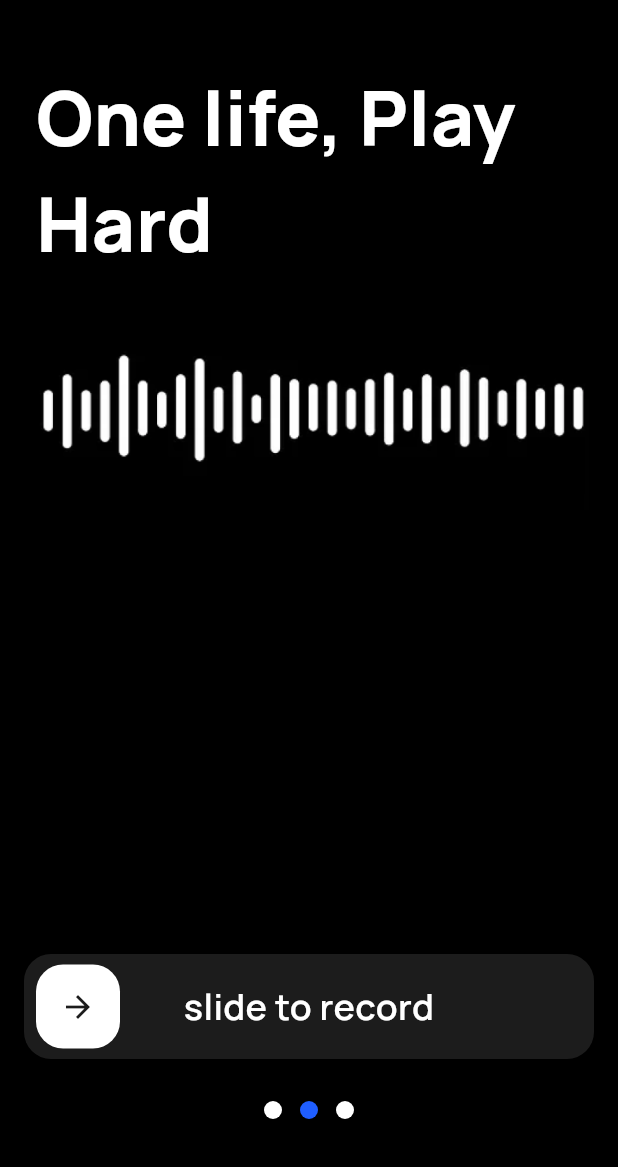
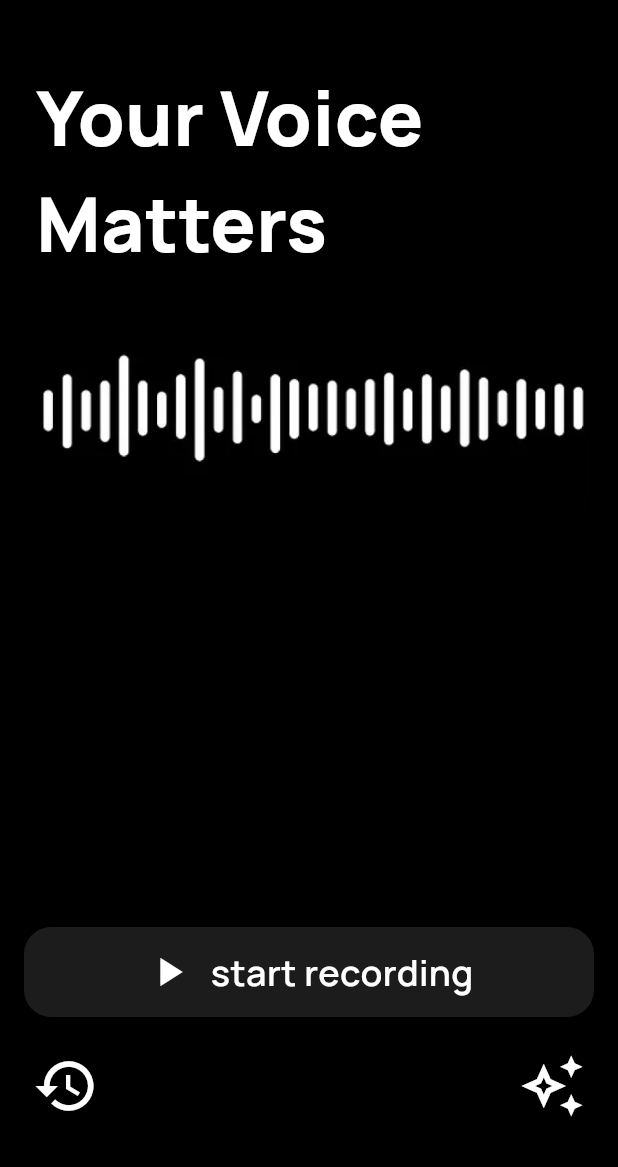
Before and after one commit to Shrit1401/Vale, a Flutter app: the screen it shows after launch, on a phone screen of 412 x 824 dp, the part 69-1236 px from its top. Run offline on Flutter 3.47's test engine with Material 3 defaults, Android fonts, the phone set to English and light mode, and no system bars; drawn by our look-alikes of slide_to_act; our stand-ins replace google_fonts, just_audio; missing offline and left inert: record.

Commit message:
little tweaks

```diff
--- a/lib/pages/home/home_page.dart
+++ b/lib/pages/home/home_page.dart
@@ -1,36 +1,24 @@
 import 'package:flutter/material.dart';
-import 'package:slide_to_act/slide_to_act.dart';
-import 'dart:math';
 
-class HomePage extends StatelessWidget {
-  HomePage({super.key});
+class HomePage extends StatefulWidget {
+  const HomePage({super.key});
 
-  final List<String> quotes = [
-    'One life, Play Hard',
-    'Dream big, Start small',
-    'Be bold, Be brave',
-    'Live free, Love hard',
-    'Stay hungry, Stay foolish',
-    'Work smart, Play harder',
-    'Think big, Act small',
-    'Stay curious, Stay humble',
-    'Be kind, Be fierce',
-    'Rise up, Shine bright',
-    'Stay strong, Stay true',
-    'Be fearless, Be free',
-    'Chase dreams, Catch stars',
-    'Stay wild, Stay free',
-    'Be brave, Be bold',
-    'Live loud, Love deep',
-    'Stay hungry, Stay humble',
-    'Be fierce, Be free',
-    'Dream wild, Live free',
-    'Stay bold, Stay true',
-  ];
+  @override
+  State<HomePage> createState() => _HomePageState();
+}
 
-  String getRandomQuote() {
-    final random = Random();
-    return quotes[random.nextInt(quotes.length)];
+class _HomePageState extends State<HomePage> {
+  bool isRecording = false;
+
+  void toggleRecording() {
+    setState(() {
+      isRecording = !isRecording;
+    });
+    if (isRecording) {
+      print('Started recording');
+    } else {
+      print('Stopped recording');
+    }
   }
 
   @override
@@ -48,6 +36,24 @@ class HomePage extends StatelessWidget {
         ),
       ),
 
+      bottomNavigationBar: Padding(
+        padding: EdgeInsets.only(bottom: 24), // added padding from bottom
+        child: Container(
+          decoration: BoxDecoration(
+            color: Colors.black,
+            borderRadius: BorderRadius.vertical(top: Radius.circular(28)),
+          ),
+          padding: EdgeInsets.only(left: 22, right: 22, bottom: 8, top: 8),
+          child: Row(
+            mainAxisAlignment: MainAxisAlignment.spaceBetween,
+            children: [
+              Icon(Icons.history, size: 44, color: Colors.white),
+              Icon(Icons.auto_awesome_outlined, size: 44, color: Colors.white),
+            ],
+          ),
+        ),
+      ),
+
       body: Column(
         crossAxisAlignment: CrossAxisAlignment.start,
         children: [
@@ -55,7 +61,7 @@ class HomePage extends StatelessWidget {
             padding: const EdgeInsets.only(left: 24.0, top: 32.0),
 
             child: Text(
-              getRandomQuote(),
+              "Your Voice Matters",
               style: TextStyle(
                 color: Colors.white,
                 fontSize: 50,
@@ -71,69 +77,49 @@ class HomePage extends StatelessWidget {
             child: Center(child: Image.asset('images/soundwaveblack.png')),
           ),
           Spacer(),
-          // slide to start text
+          // play/pause button
           Padding(
             padding: const EdgeInsets.only(
               bottom: 16.0,
               left: 16.0,
               right: 16.0,
             ),
-            child: SlideAction(
-              elevation: 0,
-              innerColor: Colors.white,
-
-              outerColor: const Color(0xFF1C1C1C),
-              borderRadius: 18,
-
-              text: "slide to record",
-              textStyle: TextStyle(
-                color: Colors.white,
-                fontSize: 24,
-                fontWeight: FontWeight.w600,
+            child: Container(
+              height: 60,
+              decoration: BoxDecoration(
+                color: !isRecording ? Color(0xFF1C1C1C) : Color(0xFF1F5EFF),
+                borderRadius: BorderRadius.circular(18),
               ),
-              onSubmit: () {
-                print('submit');
-                return null;
-              },
+              child: Material(
+                color: Colors.transparent,
+                child: InkWell(
+                  borderRadius: BorderRadius.circular(18),
+                  onTap: toggleRecording,
+                  child: Row(
+                    mainAxisAlignment: MainAxisAlignment.center,
+                    children: [
+                      Icon(
+                        isRecording ? Icons.pause : Icons.play_arrow,
+                        color: Colors.white,
+                        size: 32,
+                      ),
+                      SizedBox(width: 12),
+                      Text(
+                        isRecording ? "pause recording" : "start recording",
+                        style: TextStyle(
+                          color: Colors.white,
+                          fontSize: 24,
+                          fontWeight: FontWeight.w600,
+                        ),
+                      ),
+                    ],
+                  ),
+                ),
+              ),
             ),
           ),
-          SizedBox(height: 12),
+
           // three dots indicator
-          Center(
-            child: Row(
-              mainAxisAlignment: MainAxisAlignment.center,
-              children: [
-                Container(
-                  width: 12,
-                  height: 12,
-                  decoration: BoxDecoration(
-                    color: Colors.white,
-                    shape: BoxShape.circle,
-                  ),
-                ),
-                SizedBox(width: 12),
-                Container(
-                  width: 12,
-                  height: 12,
-                  decoration: BoxDecoration(
-                    color: Color(0xFF1F5EFF),
-
-                    shape: BoxShape.circle,
-                  ),
-                ),
-                SizedBox(width: 12),
-                Container(
-                  width: 12,
-                  height: 12,
-                  decoration: BoxDecoration(
-                    color: Colors.white,
-                    shape: BoxShape.circle,
-                  ),
-                ),
-              ],
-            ),
-          ),
-          SizedBox(height: 32),
         ],
       ),
     );
--- a/pubspec.yaml
+++ b/pubspec.yaml
@@ -10,7 +10,10 @@ dependencies:
   flutter:
     sdk: flutter
   google_fonts: ^6.3.2
-  slide_to_act: ^2.0.2
+  record: ^6.1.2
+  path_provider: ^2.1.5
+  just_audio: ^0.10.5
+  path: ^1.9.1
 
 dev_dependencies:
   flutter_test:
```
Also changed, not shown: lib/pages/fake/fakepage.dart (added, +430 -0 lines), pubspec.lock, 7 other files.
